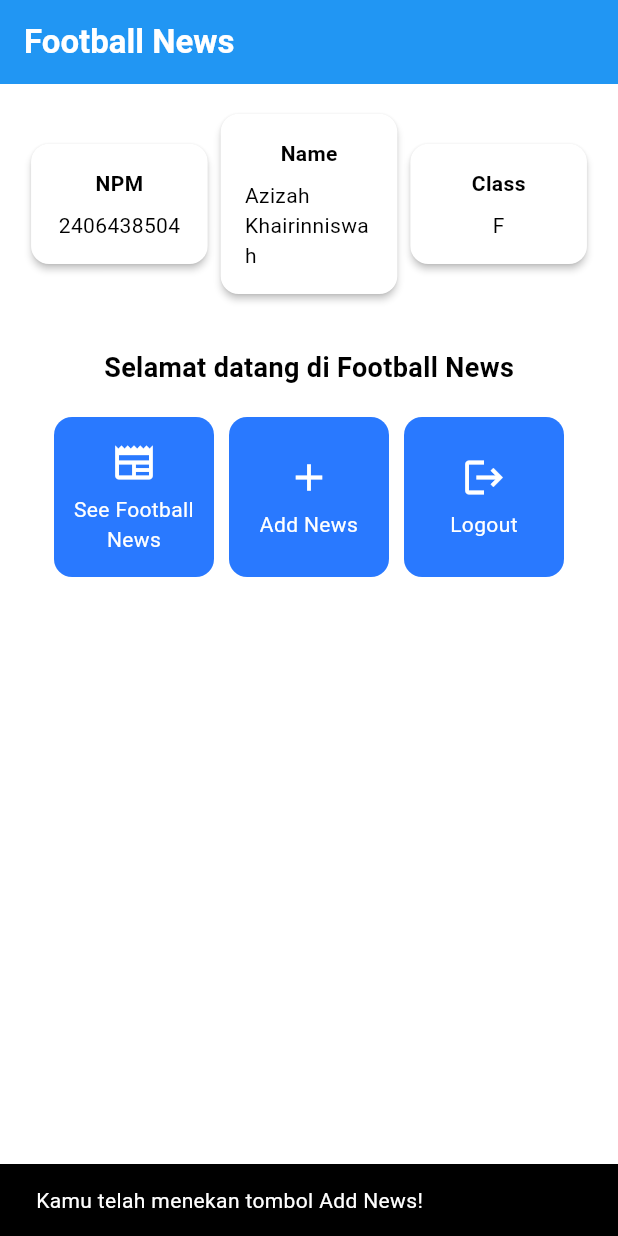
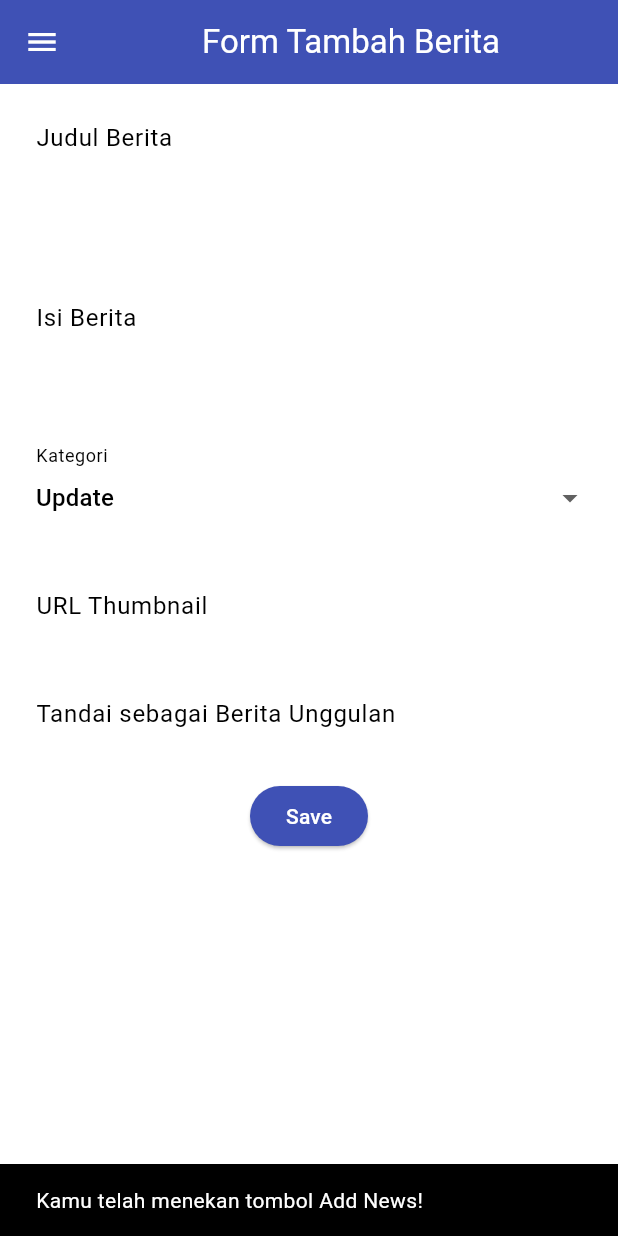
Before and after one commit to azizahairin/football-news-mobile, a Flutter app: the screen it shows after launch, after a tap on "Add News", on a phone screen of 412 x 824 dp. Run offline on Flutter 3.47's test engine with Material 3 defaults, Android fonts, the phone set to English and light mode, and no system bars.

Commit message:
Tutorial 7

```diff
--- a/lib/main.dart
+++ b/lib/main.dart
@@ -1,5 +1,5 @@
 import 'package:flutter/material.dart';
-import 'package:football_news/menu.dart'; // pastikan sama dengan name di pubspec.yaml
+import 'package:football_news/screens/menu.dart';
 
 void main() {
   runApp(const MyApp());
@@ -16,7 +16,7 @@ class MyApp extends StatelessWidget {
         colorScheme: ColorScheme.fromSwatch(primarySwatch: Colors.blue)
             .copyWith(secondary: Colors.blueAccent[400]),
       ),
-      home: MyHomePage(), // <-- tanpa const & tanpa title
+      home: MyHomePage(),
       debugShowCheckedModeBanner: false,
     );
   }
--- a/lib/menu.dart
+++ b/lib/screens/menu.dart
@@ -1,4 +1,6 @@
 import 'package:flutter/material.dart';
+import 'package:football_news/widgets/left_drawer.dart';
+import 'package:football_news/widgets/news_card.dart';
 
 class ItemHomepage {
   final String name;
@@ -8,7 +10,7 @@ class ItemHomepage {
 }
 
 class MyHomePage extends StatelessWidget {
-  MyHomePage({super.key}); // sudah ada pada code sebelumnya
+  MyHomePage({super.key});
 
   // deklarasi variabel sesuai instruksi
   final String nama = "Azizah Khairinniswah"; // nama
@@ -24,9 +26,7 @@ class MyHomePage extends StatelessWidget {
 
   @override
   Widget build(BuildContext context) {
-    // Scaffold menyediakan struktur dasar halaman dengan AppBar dan body.
     return Scaffold(
-      // AppBar adalah bagian atas halaman yang menampilkan judul.
       appBar: AppBar(
         // Judul aplikasi "Football News" dengan teks putih dan tebal.
         title: const Text(
@@ -36,17 +36,17 @@ class MyHomePage extends StatelessWidget {
             fontWeight: FontWeight.bold,
           ),
         ),
-        // Warna latar belakang AppBar diambil dari skema warna tema aplikasi.
         backgroundColor: Theme.of(context).colorScheme.primary,
+
       ),
-      // Body halaman dengan padding di sekelilingnya.
+      drawer: LeftDrawer(),
+
+
       body: Padding(
         padding: const EdgeInsets.all(16.0),
-        // Menyusun widget secara vertikal dalam sebuah kolom.
         child: Column(
           crossAxisAlignment: CrossAxisAlignment.center,
           children: [
-            // Row untuk menampilkan 3 InfoCard secara horizontal.
             Row(
               mainAxisAlignment: MainAxisAlignment.spaceEvenly,
               children: [
@@ -55,16 +55,10 @@ class MyHomePage extends StatelessWidget {
                 InfoCard(title: 'Class', content: kelas),
               ],
             ),
-
-            // Memberikan jarak vertikal 16 unit.
             const SizedBox(height: 16.0),
-
-            // Menempatkan widget berikutnya di tengah halaman.
             Center(
               child: Column(
-                // Menyusun teks dan grid item secara vertikal.
                 children: [
-                  // Menampilkan teks sambutan dengan gaya tebal dan ukuran 18.
                   const Padding(
                     padding: EdgeInsets.only(top: 16.0),
                     child: Text(
@@ -75,18 +69,13 @@ class MyHomePage extends StatelessWidget {
                       ),
                     ),
                   ),
-
-                  // Grid untuk menampilkan ItemCard dalam bentuk grid 3 kolom.
                   GridView.count(
                     primary: true,
                     padding: const EdgeInsets.all(20),
                     crossAxisSpacing: 10,
                     mainAxisSpacing: 10,
                     crossAxisCount: 3,
-                    // Agar grid menyesuaikan tinggi kontennya.
                     shrinkWrap: true,
-
-                    // Menampilkan ItemCard untuk setiap item dalam list items.
                     children: items.map((ItemHomepage item) {
                       return ItemCard(item);
                     }).toList(),
@@ -101,23 +90,19 @@ class MyHomePage extends StatelessWidget {
   }
 }
 
-// Kartu informasi yang menampilkan title dan content.
 class InfoCard extends StatelessWidget {
-  final String title;   // Judul kartu.
-  final String content; // Isi kartu.
+  final String title;
+  final String content;
 
   const InfoCard({super.key, required this.title, required this.content});
 
   @override
   Widget build(BuildContext context) {
     return Card(
-      // Membuat kotak kartu dengan bayangan dibawahnya.
       elevation: 2.0,
       child: Container(
-        // Mengatur ukuran dan jarak di dalam kartu.
-        width: MediaQuery.of(context).size.width / 3.5, // menyesuaikan dengan lebar device yang digunakan.
+        width: MediaQuery.of(context).size.width / 3.5,
         padding: const EdgeInsets.all(16.0),
-        // Menyusun title dan content secara vertikal.
         child: Column(
           children: [
             Text(
@@ -132,57 +117,3 @@ class InfoCard extends StatelessWidget {
     );
   }
 }
-
-// Menampilkan kartu dengan ikon dan nama.
-class ItemCard extends StatelessWidget {
-  // Menampilkan kartu dengan ikon dan nama.
-
-  final ItemHomepage item;
-
-  const ItemCard(this.item, {super.key});
-
-  @override
-  Widget build(BuildContext context) {
-    return Material(
-      // Menentukan warna latar belakang dari tema aplikasi.
-      color: Theme.of(context).colorScheme.secondary,
-      // Membuat sudut kartu melengkung.
-      borderRadius: BorderRadius.circular(12),
-
-      child: InkWell(
-        // Aksi ketika kartu ditekan.
-        onTap: () {
-          // Menampilkan pesan SnackBar saat kartu ditekan.
-          ScaffoldMessenger.of(context)
-            ..hideCurrentSnackBar()
-            ..showSnackBar(
-              SnackBar(content: Text("Kamu telah menekan tombol ${item.name}!"))
-            );
-        },
-        // Container untuk menyimpan Icon dan Text
-        child: Container(
-          padding: const EdgeInsets.all(8),
-          child: Center(
-            child: Column(
-              // Menyusun ikon dan teks di tengah kartu.
-              mainAxisAlignment: MainAxisAlignment.center,
-              children: [
-                Icon(
-                  item.icon,
-                  color: Colors.white,
-                  size: 30.0,
-                ),
-                const Padding(padding: EdgeInsets.all(3)),
-                Text(
-                  item.name,
-                  textAlign: TextAlign.center,
-                  style: const TextStyle(color: Colors.white),
-                ),
-              ],
-            ),
-          ),
-        ),
-      ),
-    );
-  }
-}
--- /dev/null
+++ b/lib/screens/newslist_form.dart
@@ -0,0 +1,215 @@
+import 'package:flutter/material.dart';
+import 'package:football_news/widgets/left_drawer.dart';
+
+class NewsFormPage extends StatefulWidget {
+  const NewsFormPage({super.key});
+
+  @override
+  State<NewsFormPage> createState() => _NewsFormPageState();
+}
+
+class _NewsFormPageState extends State<NewsFormPage> {
+  final _formKey = GlobalKey<FormState>();
+  String _title = "";
+  String _content = "";
+  String _category = "update"; // default
+  String _thumbnail = "";
+  bool _isFeatured = false; // default
+
+  final List<String> _categories = [
+    'transfer',
+    'update',
+    'exclusive',
+    'match',
+    'rumor',
+    'analysis',
+  ];
+
+  @override
+  Widget build(BuildContext context) {
+    return Scaffold(
+      appBar: AppBar(
+        title: const Center(child: Text('Form Tambah Berita')),
+        backgroundColor: Colors.indigo,
+        foregroundColor: Colors.white,
+      ),
+      drawer: LeftDrawer(),
+      body: Form(
+        key: _formKey,
+        child: SingleChildScrollView(
+          child: Column(
+            crossAxisAlignment: CrossAxisAlignment.start,
+            children: [
+              // === Title ===
+              Padding(
+                padding: const EdgeInsets.all(8.0),
+                child: TextFormField(
+                  decoration: InputDecoration(
+                    hintText: "Judul Berita",
+                    labelText: "Judul Berita",
+                    border: OutlineInputBorder(
+                      borderRadius: BorderRadius.circular(5.0),
+                    ),
+                  ),
+                  onChanged: (String? value) {
+                    setState(() {
+                      _title = value!;
+                    });
+                  },
+                  validator: (String? value) {
+                    if (value == null || value.isEmpty) {
+                      return "Judul tidak boleh kosong!";
+                    }
+                    return null;
+                  },
+                ),
+              ),
+
+              // === Content ===
+              Padding(
+                padding: const EdgeInsets.all(8.0),
+                child: TextFormField(
+                  maxLines: 5,
+                  decoration: InputDecoration(
+                    hintText: "Isi Berita",
+                    labelText: "Isi Berita",
+                    border: OutlineInputBorder(
+                      borderRadius: BorderRadius.circular(5.0),
+                    ),
+                  ),
+                  onChanged: (String? value) {
+                    setState(() {
+                      _content = value!;
+                    });
+                  },
+                  validator: (String? value) {
+                    if (value == null || value.isEmpty) {
+                      return "Isi berita tidak boleh kosong!";
+                    }
+                    return null;
+                  },
+                ),
+              ),
+
+              // === Category ===
+              Padding(
+                padding: const EdgeInsets.all(8.0),
+                child: DropdownButtonFormField<String>(
+                  decoration: InputDecoration(
+                    labelText: "Kategori",
+                    border: OutlineInputBorder(
+                      borderRadius: BorderRadius.circular(5.0),
+                    ),
+                  ),
+                  value: _category,
+                  items: _categories
+                      .map(
+                        (cat) => DropdownMenuItem(
+                          value: cat,
+                          child: Text(cat[0].toUpperCase() + cat.substring(1)),
+                        ),
+                      )
+                      .toList(),
+                  onChanged: (String? newValue) {
+                    setState(() {
+                      _category = newValue!;
+                    });
+                  },
+                ),
+              ),
+
+              // === Thumbnail URL ===
+              Padding(
+                padding: const EdgeInsets.all(8.0),
+                child: TextFormField(
+                  decoration: InputDecoration(
+                    hintText: "URL Thumbnail (opsional)",
+                    labelText: "URL Thumbnail",
+                    border: OutlineInputBorder(
+                      borderRadius: BorderRadius.circular(5.0),
+                    ),
+                  ),
+                  onChanged: (String? value) {
+                    setState(() {
+                      _thumbnail = value!;
+                    });
+                  },
+                ),
+              ),
+
+              // === Is Featured ===
+              Padding(
+                padding: const EdgeInsets.all(8.0),
+                child: SwitchListTile(
+                  title: const Text("Tandai sebagai Berita Unggulan"),
+                  value: _isFeatured,
+                  onChanged: (bool value) {
+                    setState(() {
+                      _isFeatured = value;
+                    });
+                  },
+                ),
+              ),
+
+              // === Tombol Simpan ===
+              Align(
+                alignment: Alignment.bottomCenter,
+                child: Padding(
+                  padding: const EdgeInsets.all(8.0),
+                  child: ElevatedButton(
+                    style: ButtonStyle(
+                      backgroundColor: MaterialStateProperty.all(Colors.indigo),
+                    ),
+                    onPressed: () {
+                      if (_formKey.currentState!.validate()) {
+                        showDialog(
+                          context: context,
+                          builder: (context) {
+                            return AlertDialog(
+                              title: const Text('Produk berhasil tersimpan'),
+                              content: SingleChildScrollView(
+                                child: Column(
+                                  crossAxisAlignment: CrossAxisAlignment.start,
+                                  children: [
+                                    Text('Judul: $_title'),
+                                    const SizedBox(height: 8.0),
+                                    Text('Isi: $_content'),
+                                    const SizedBox(height: 8.0),
+                                    Text('Kategori: $_category'),
+                                    const SizedBox(height: 8.0),
+                                    Text('Thumbnail: $_thumbnail'),
+                                    const SizedBox(height: 8.0),
+                                    Text(
+                                      'Unggulan: ${_isFeatured ? "Ya" : "Tidak"}',
+                                    ),
+                                  ],
+                                ),
+                              ),
+                              actions: [
+                                TextButton(
+                                  child: const Text('OK'),
+                                  onPressed: () {
+                                    Navigator.pop(context);
+                                  },
+                                ),
+                              ],
+                            );
+                          },
+                        );
+                        _formKey.currentState!.reset();
+                      }
+                    },
+                    child: const Text(
+                      "Save",
+                      style: TextStyle(color: Colors.white),
+                    ),
+                  ),
+                ),
+              ),
+            ],
+          ),
+        ),
+      ),
+    );
+  }
+}
--- /dev/null
+++ b/lib/widgets/left_drawer.dart
@@ -0,0 +1,74 @@
+import 'package:flutter/material.dart';
+import 'package:football_news/screens/menu.dart';
+import 'package:football_news/screens/newslist_form.dart';
+
+class LeftDrawer extends StatelessWidget {
+  const LeftDrawer({super.key});
+
+  @override
+  Widget build(BuildContext context) {
+    return Drawer(
+      child: ListView(
+        children: [
+          const DrawerHeader(
+            // TODO: Bagian drawer header
+            decoration: BoxDecoration(
+              color: Colors.blue,
+            ),
+            child: Column(
+              children: [
+                Text(
+                  'Football News',
+                  textAlign: TextAlign.center,
+                  style: TextStyle(
+                    fontSize: 30,
+                    fontWeight: FontWeight.bold,
+                    color: Colors.white,
+                  ),
+                ),
+                Padding(padding: EdgeInsets.all(10)),
+                Text(
+                  "Seluruh berita sepak bola terkini di sini!",
+                  // TODO: Tambahkan gaya teks dengan center alignment, font ukuran 15, warna putih, dan weight biasa
+                  textAlign: TextAlign.center,
+                  style: TextStyle(
+                    fontSize: 15,
+                    fontWeight: FontWeight.normal,
+                    color: Colors.white,
+                  ),
+                ),
+              ],
+            ),
+          ),
+          // TODO: Bagian routing
+          ListTile(
+            leading: const Icon(Icons.home_outlined),
+            title: const Text('Home'),
+            // Bagian redirection ke MyHomePage
+            onTap: () {
+              Navigator.pushReplacement(
+                context,
+                MaterialPageRoute(
+                  builder: (context) => MyHomePage(),
+                ),
+              );
+            },
+          ),
+          ListTile(
+            leading: const Icon(Icons.post_add),
+            title: const Text('Add News'),
+            // Bagian redirection ke NewsFormPage
+            onTap: () {
+              Navigator.pushReplacement(
+                context,
+                MaterialPageRoute(
+                  builder: (context) => const NewsFormPage(),
+                )
+              );
+            },
+          ),
+        ],
+      ),
+    );
+  }
+}
--- /dev/null
+++ b/lib/widgets/news_card.dart
@@ -0,0 +1,51 @@
+import 'package:flutter/material.dart';
+import 'package:football_news/screens/newslist_form.dart';
+import 'package:football_news/screens/menu.dart';
+
+class ItemCard extends StatelessWidget {
+  final ItemHomepage item;
+
+  const ItemCard(this.item, {super.key});
+
+  @override
+  Widget build(BuildContext context) {
+    return Material(
+      color: Theme.of(context).colorScheme.secondary,
+      borderRadius: BorderRadius.circular(12),
+      child: InkWell(
+        // Area responsif terhadap sentuhan
+        onTap: () {
+          // Memunculkan SnackBar ketika diklik
+          ScaffoldMessenger.of(context)
+            ..hideCurrentSnackBar()
+            ..showSnackBar(SnackBar(
+                content: Text("Kamu telah menekan tombol ${item.name}!")));
+
+          if (item.name == "Add News") {
+            Navigator.push(
+              context,
+              MaterialPageRoute(builder: (context) => const NewsFormPage()),
+            );
+          }
+        },
+        child: Container(
+          padding: const EdgeInsets.all(8),
+          child: Center(
+            child: Column(
+              mainAxisAlignment: MainAxisAlignment.center,
+              children: [
+                Icon(item.icon, color: Colors.white, size: 30.0),
+                const Padding(padding: EdgeInsets.all(3)),
+                Text(
+                  item.name,
+                  textAlign: TextAlign.center,
+                  style: const TextStyle(color: Colors.white),
+                ),
+              ],
+            ),
+          ),
+        ),
+      ),
+    );
+  }
+}
```
